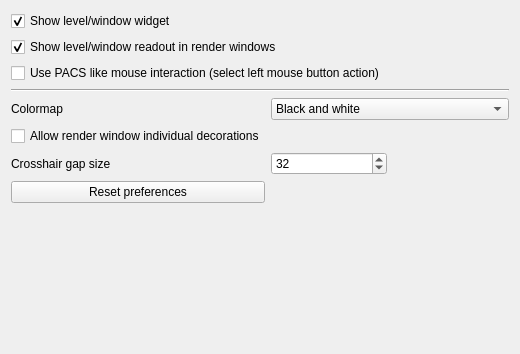
This is Plugins/org.mitk.gui.qt.mxnmultiwidgeteditor/src/internal/QmitkMxNMultiWidgetEditorPreferencePage.ui in MITK/MITK as Qt 5 draws it before an edit. The edited form follows.
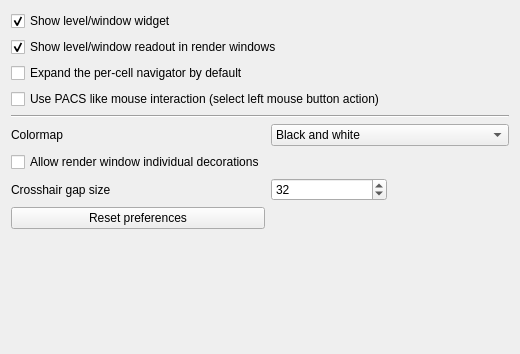
This is the edited form.

Commit message: Overhaul MxN cell viewport furniture

What changed in the file:
```diff
--- a/Plugins/org.mitk.gui.qt.mxnmultiwidgeteditor/src/internal/QmitkMxNMultiWidgetEditorPreferencePage.ui
+++ b/Plugins/org.mitk.gui.qt.mxnmultiwidgeteditor/src/internal/QmitkMxNMultiWidgetEditorPreferencePage.ui
@@ -41,6 +41,16 @@
     </widget>
    </item>
    <item row="2" column="0" colspan="3">
+    <widget class="QCheckBox" name="m_ExpandedNavigator">
+     <property name="toolTip">
+      <string>Default the per-cell navigator to its expanded form (the full 3D crosshair as three axis sliders plus coordinate entry) instead of the compact slice slider. The mode can also be toggled editor-wide at runtime.</string>
+     </property>
+     <property name="text">
+      <string>Expand the per-cell navigator by default</string>
+     </property>
+    </widget>
+   </item>
+   <item row="3" column="0" colspan="3">
     <widget class="QCheckBox" name="m_PACSLikeMouseMode">
      <property name="layoutDirection">
       <enum>Qt::LayoutDirection::LeftToRight</enum>
@@ -50,20 +60,30 @@
      </property>
     </widget>
    </item>
-   <item row="8" column="0">
-    <spacer name="verticalSpacer">
+   <item row="4" column="0" colspan="3">
+    <widget class="Line" name="lineBottom">
      <property name="orientation">
-      <enum>Qt::Orientation::Vertical</enum>
+      <enum>Qt::Orientation::Horizontal</enum>
      </property>
-     <property name="sizeHint" stdset="0">
-      <size>
-       <width>20</width>
-       <height>40</height>
-      </size>
-     </property>
-    </spacer>
+    </widget>
    </item>
    <item row="5" column="0">
+    <widget class="QLabel" name="m_ColormapLabel">
+     <property name="text">
+      <string>Colormap</string>
+     </property>
+    </widget>
+   </item>
+   <item row="5" column="1" colspan="2">
+    <widget class="QComboBox" name="m_ColormapComboBox">
+     <item>
+      <property name="text">
+       <string>Black and white</string>
+      </property>
+     </item>
+    </widget>
+   </item>
+   <item row="6" column="0">
     <widget class="QCheckBox" name="m_IndividualDecorations">
      <property name="sizePolicy">
       <sizepolicy hsizetype="Minimum" vsizetype="Fixed">
@@ -76,44 +96,7 @@
      </property>
     </widget>
    </item>
-   <item row="4" column="1" colspan="2">
-    <widget class="QComboBox" name="m_ColormapComboBox">
-     <item>
-      <property name="text">
-       <string>Black and white</string>
-      </property>
-     </item>
-    </widget>
-   </item>
-   <item row="3" column="0" colspan="3">
-    <widget class="Line" name="lineBottom">
-     <property name="orientation">
-      <enum>Qt::Orientation::Horizontal</enum>
-     </property>
-    </widget>
-   </item>
-   <item row="4" column="0">
-    <widget class="QLabel" name="m_ColormapLabel">
-     <property name="text">
-      <string>Colormap</string>
-     </property>
-    </widget>
-   </item>
    <item row="7" column="0">
-    <widget class="QPushButton" name="m_ResetButton">
-     <property name="text">
-      <string>Reset preferences</string>
-     </property>
-    </widget>
-   </item>
-   <item row="6" column="1">
-    <widget class="QSpinBox" name="m_CrosshairGapSize">
-     <property name="value">
-      <number>32</number>
-     </property>
-    </widget>
-   </item>
-   <item row="6" column="0">
     <widget class="QLabel" name="m_CrosshairGapSizeLabel">
      <property name="toolTip">
       <string>&lt;html&gt;&lt;head/&gt;&lt;body&gt;&lt;p&gt;The gap in the middle of the crosshair in pixels.&lt;/p&gt;&lt;/body&gt;&lt;/html&gt;</string>
@@ -123,6 +106,33 @@
      </property>
     </widget>
    </item>
+   <item row="7" column="1">
+    <widget class="QSpinBox" name="m_CrosshairGapSize">
+     <property name="value">
+      <number>32</number>
+     </property>
+    </widget>
+   </item>
+   <item row="8" column="0">
+    <widget class="QPushButton" name="m_ResetButton">
+     <property name="text">
+      <string>Reset preferences</string>
+     </property>
+    </widget>
+   </item>
+   <item row="9" column="0">
+    <spacer name="verticalSpacer">
+     <property name="orientation">
+      <enum>Qt::Orientation::Vertical</enum>
+     </property>
+     <property name="sizeHint" stdset="0">
+      <size>
+       <width>20</width>
+       <height>40</height>
+      </size>
+     </property>
+    </spacer>
+   </item>
   </layout>
  </widget>
  <resources/>
```
The commit also changes 15 other files.
